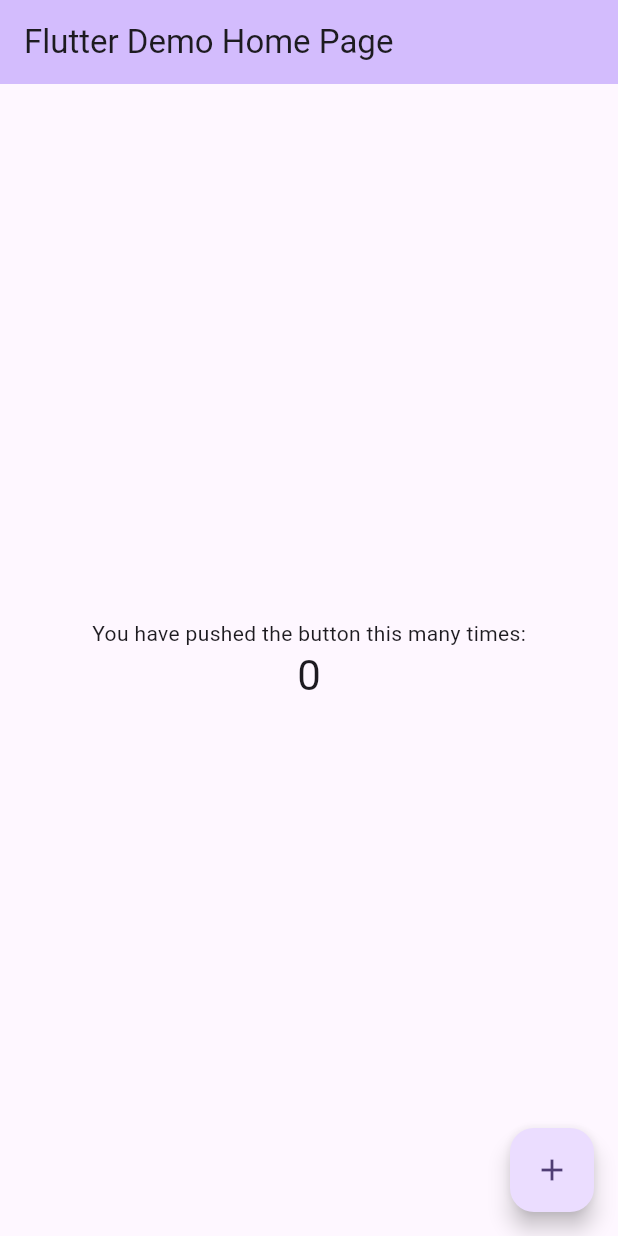
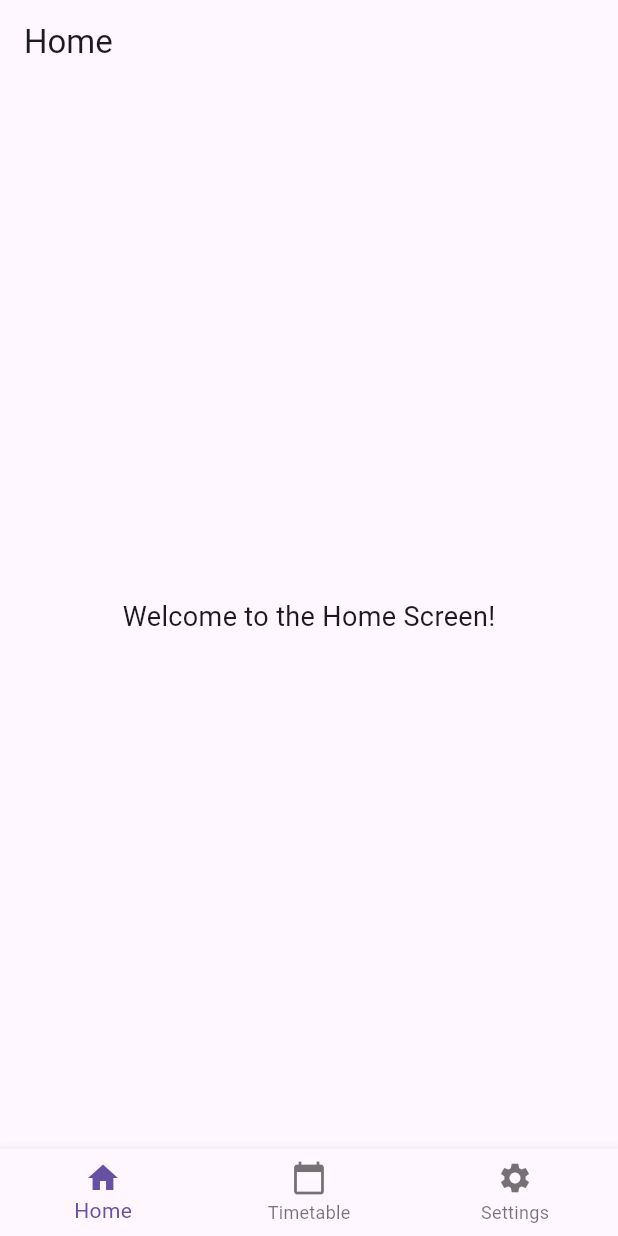
Before and after one commit to AltCrest/webdev, a Flutter app: the screen it shows after launch, on a phone screen of 412 x 824 dp. Run offline on Flutter 3.47's test engine with Material 3 defaults, Android fonts, the phone set to English and light mode, and no system bars.

Commit message:
placeholder screen + timetable

```diff
--- a/lib/main.dart
+++ b/lib/main.dart
@@ -1,125 +1,51 @@
 import 'package:flutter/material.dart';
+import 'screens/home_screen.dart';
+import 'screens/timetable_screen.dart';
+import 'screens/settings_screen.dart';
 
-void main() {
-  runApp(const MyApp());
-}
+void main() => runApp(MyApp());
 
 class MyApp extends StatelessWidget {
-  const MyApp({super.key});
-
-  // This widget is the root of your application.
   @override
   Widget build(BuildContext context) {
     return MaterialApp(
-      title: 'Flutter Demo',
-      theme: ThemeData(
-        // This is the theme of your application.
-        //
-        // TRY THIS: Try running your application with "flutter run". You'll see
-        // the application has a purple toolbar. Then, without quitting the app,
-        // try changing the seedColor in the colorScheme below to Colors.green
-        // and then invoke "hot reload" (save your changes or press the "hot
-        // reload" button in a Flutter-supported IDE, or press "r" if you used
-        // the command line to start the app).
-        //
-        // Notice that the counter didn't reset back to zero; the application
-        // state is not lost during the reload. To reset the state, use hot
-        // restart instead.
-        //
-        // This works for code too, not just values: Most code changes can be
-        // tested with just a hot reload.
-        colorScheme: ColorScheme.fromSeed(seedColor: Colors.deepPurple),
-        useMaterial3: true,
-      ),
-      home: const MyHomePage(title: 'Flutter Demo Home Page'),
+      debugShowCheckedModeBanner: false,
+      home: MainScreen(),
     );
   }
 }
 
-class MyHomePage extends StatefulWidget {
-  const MyHomePage({super.key, required this.title});
-
-  // This widget is the home page of your application. It is stateful, meaning
-  // that it has a State object (defined below) that contains fields that affect
-  // how it looks.
-
-  // This class is the configuration for the state. It holds the values (in this
-  // case the title) provided by the parent (in this case the App widget) and
-  // used by the build method of the State. Fields in a Widget subclass are
-  // always marked "final".
-
-  final String title;
-
+class MainScreen extends StatefulWidget {
   @override
-  State<MyHomePage> createState() => _MyHomePageState();
+  _MainScreenState createState() => _MainScreenState();
 }
 
-class _MyHomePageState extends State<MyHomePage> {
-  int _counter = 0;
+class _MainScreenState extends State<MainScreen> {
+  int _currentIndex = 0;
 
-  void _incrementCounter() {
-    setState(() {
-      // This call to setState tells the Flutter framework that something has
-      // changed in this State, which causes it to rerun the build method below
-      // so that the display can reflect the updated values. If we changed
-      // _counter without calling setState(), then the build method would not be
-      // called again, and so nothing would appear to happen.
-      _counter++;
-    });
-  }
+  final List<Widget> _screens = [
+    HomeScreen(),
+    TimetableScreen(),
+    SettingsScreen(),
+  ];
 
   @override
   Widget build(BuildContext context) {
-    // This method is rerun every time setState is called, for instance as done
-    // by the _incrementCounter method above.
-    //
-    // The Flutter framework has been optimized to make rerunning build methods
-    // fast, so that you can just rebuild anything that needs updating rather
-    // than having to individually change instances of widgets.
     return Scaffold(
-      appBar: AppBar(
-        // TRY THIS: Try changing the color here to a specific color (to
-        // Colors.amber, perhaps?) and trigger a hot reload to see the AppBar
-        // change color while the other colors stay the same.
-        backgroundColor: Theme.of(context).colorScheme.inversePrimary,
-        // Here we take the value from the MyHomePage object that was created by
-        // the App.build method, and use it to set our appbar title.
-        title: Text(widget.title),
+      body: _screens[_currentIndex],
+      bottomNavigationBar: BottomNavigationBar(
+        currentIndex: _currentIndex,
+        onTap: (index) {
+          setState(() {
+            _currentIndex = index;
+          });
+        },
+        items: [
+          BottomNavigationBarItem(icon: Icon(Icons.home), label: 'Home'),
+          BottomNavigationBarItem(icon: Icon(Icons.calendar_today), label: 'Timetable'),
+          BottomNavigationBarItem(icon: Icon(Icons.settings), label: 'Settings'),
+        ],
       ),
-      body: Center(
-        // Center is a layout widget. It takes a single child and positions it
-        // in the middle of the parent.
-        child: Column(
-          // Column is also a layout widget. It takes a list of children and
-          // arranges them vertically. By default, it sizes itself to fit its
-          // children horizontally, and tries to be as tall as its parent.
-          //
-          // Column has various properties to control how it sizes itself and
-          // how it positions its children. Here we use mainAxisAlignment to
-          // center the children vertically; the main axis here is the vertical
-          // axis because Columns are vertical (the cross axis would be
-          // horizontal).
-          //
-          // TRY THIS: Invoke "debug painting" (choose the "Toggle Debug Paint"
-          // action in the IDE, or press "p" in the console), to see the
-          // wireframe for each widget.
-          mainAxisAlignment: MainAxisAlignment.center,
-          children: <Widget>[
-            const Text(
-              'You have pushed the button this many times:',
-            ),
-            Text(
-              '$_counter',
-              style: Theme.of(context).textTheme.headlineMedium,
-            ),
-          ],
-        ),
-      ),
-      floatingActionButton: FloatingActionButton(
-        onPressed: _incrementCounter,
-        tooltip: 'Increment',
-        child: const Icon(Icons.add),
-      ), // This trailing comma makes auto-formatting nicer for build methods.
     );
   }
 }
--- /dev/null
+++ b/lib/screens/home_screen.dart
@@ -0,0 +1,16 @@
+import 'package:flutter/material.dart';
+
+class HomeScreen extends StatelessWidget {
+  @override
+  Widget build(BuildContext context) {
+    return Scaffold(
+      appBar: AppBar(title: Text('Home')),
+      body: Center(
+        child: Text(
+          'Welcome to the Home Screen!',
+          style: TextStyle(fontSize: 18),
+        ),
+      ),
+    );
+  }
+}
--- a/pubspec.yaml
+++ b/pubspec.yaml
@@ -30,6 +30,7 @@ environment:
 dependencies:
   flutter:
     sdk: flutter
+  intl: ^0.18.0
 
 
   # The following adds the Cupertino Icons font to your application.
```
Also changed, not shown: lib/screens/settings_screen.dart (added, +16 -0 lines), lib/screens/timetable_screen.dart (added, +12 -0 lines), lib/widgets/timetable_grid.dart (added, +167 -0 lines), pubspec.lock.
